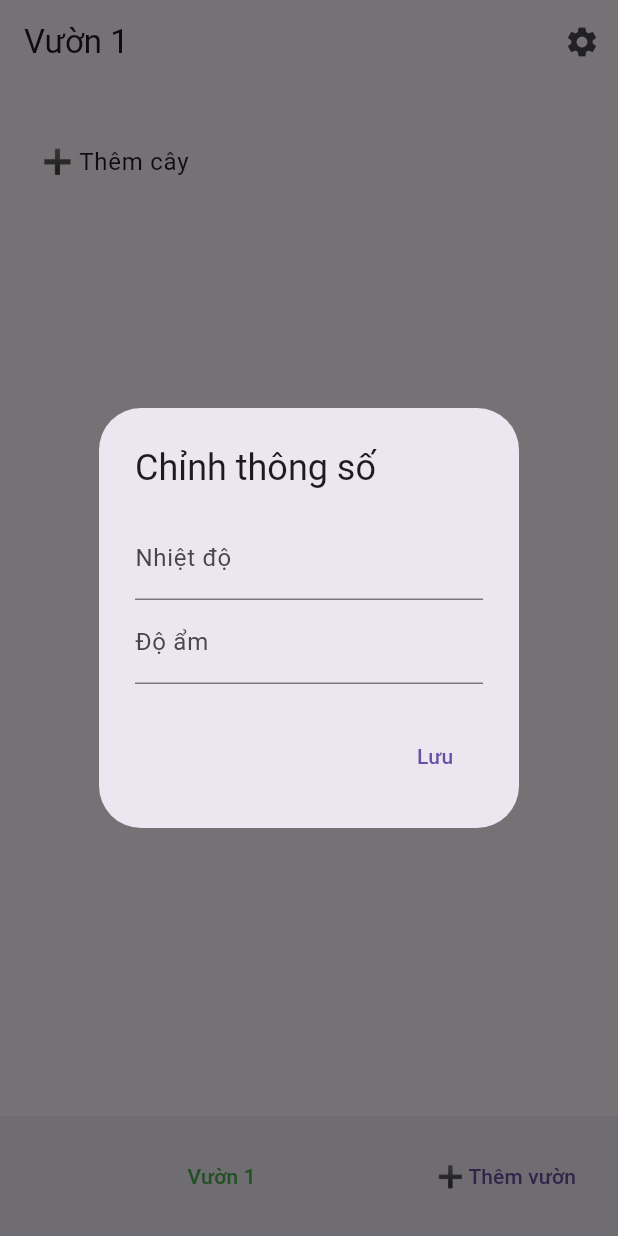
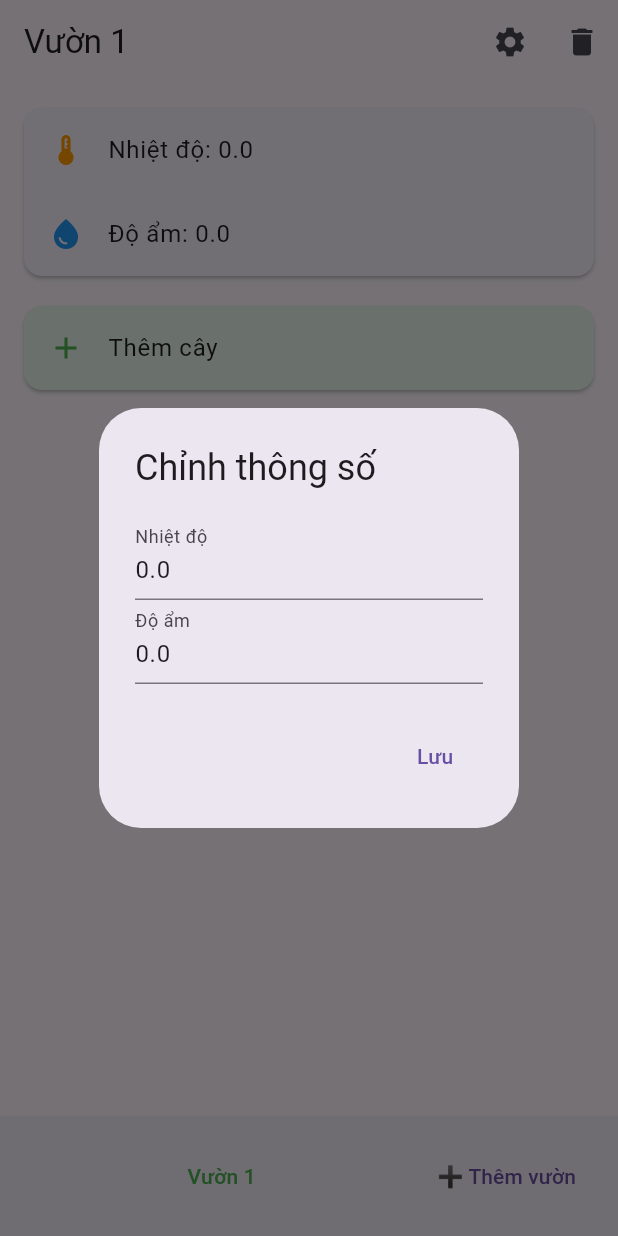
Before and after one commit to TranHaiz/Final-project-flutter, a Flutter app: the screen it shows after launch, after a tap on the "settings" icon, on a phone screen of 412 x 824 dp. Run offline on Flutter 3.47's test engine with Material 3 defaults, Android fonts, the phone set to English and light mode, and no system bars.

Commit message:
update: Enough basic

```diff
--- a/lib/main.dart
+++ b/lib/main.dart
@@ -7,43 +7,28 @@ void main() {
   runApp(const MyApp());
 }
 
-// Dữ liệu cây
+// === Biến toàn cục cho thông số môi trường ===
+double temperature = 0;
+double humidity = 0;
+
 class Plant {
   String name;
   Plant({required this.name});
-
   Map<String, dynamic> toJson() => {"name": name};
-  factory Plant.fromJson(Map<String, dynamic> json) =>
-      Plant(name: json["name"]);
+  factory Plant.fromJson(Map<String, dynamic> json) => Plant(name: json["name"]);
 }
 
-// Dữ liệu vườn
 class Garden {
   String name;
   List<Plant> plants;
-  Map<String, double> envParams; // Ví dụ: nhiệt độ, độ ẩm
-
-  Garden({
-    required this.name,
-    List<Plant>? plants,
-    Map<String, double>? envParams,
-  }) : plants = plants ?? [],
-       envParams = envParams ?? {};
-
+  Garden({required this.name, List<Plant>? plants}) : plants = plants ?? [];
   Map<String, dynamic> toJson() => {
         "name": name,
         "plants": plants.map((p) => p.toJson()).toList(),
-    "envParams": envParams,
       };
-
   factory Garden.fromJson(Map<String, dynamic> json) => Garden(
         name: json["name"],
-    plants:
-        (json["plants"] as List<dynamic>?)
-            ?.map((p) => Plant.fromJson(p))
-            .toList() ??
-        [],
-    envParams: Map<String, double>.from(json["envParams"] ?? {}),
+        plants: (json["plants"] as List<dynamic>?)?.map((p) => Plant.fromJson(p)).toList() ?? [],
       );
 }
 
@@ -68,8 +53,8 @@ class GardenScreen extends StatefulWidget {
 class _GardenScreenState extends State<GardenScreen> {
   List<Garden> gardens = [];
   int selectedGarden = 0;
-
   final List<String> plantTypes = ["Xoài", "Táo", "Sầu riêng"];
+  final int maxGardens = 4;
 
   @override
   void initState() {
@@ -84,9 +69,7 @@ class _GardenScreenState extends State<GardenScreen> {
 
   Future<void> saveGardens() async {
     final file = await localFile;
-    await file.writeAsString(
-      jsonEncode(gardens.map((g) => g.toJson()).toList()),
-    );
+    await file.writeAsString(jsonEncode(gardens.map((g) => g.toJson()).toList()));
   }
 
   Future<void> loadGardens() async {
@@ -97,17 +80,28 @@ class _GardenScreenState extends State<GardenScreen> {
         gardens = (data as List).map((g) => Garden.fromJson(g)).toList();
       });
     } else {
-      setState(() {
-        gardens = [Garden(name: "Vườn 1")];
-      });
+      setState(() => gardens = [Garden(name: "Vườn 1")]);
       saveGardens();
     }
   }
 
   void addGarden() {
+    if (gardens.length >= maxGardens) return; // Giới hạn 4 vườn
     setState(() {
       gardens.add(Garden(name: "Vườn ${gardens.length + 1}"));
       selectedGarden = gardens.length - 1;
+    });
+    saveGardens();
+  }
+
+  void deleteGarden(int index) {
+    setState(() {
+      gardens.removeAt(index);
+      // Cập nhật lại tên vườn để đúng số thứ tự
+      for (int i = 0; i < gardens.length; i++) {
+        gardens[i].name = "Vườn ${i + 1}";
+      }
+      selectedGarden = gardens.isEmpty ? 0 : (index == 0 ? 0 : index - 1);
     });
     saveGardens();
   }
@@ -125,31 +119,28 @@ class _GardenScreenState extends State<GardenScreen> {
       builder: (_) => SimpleDialog(
         title: const Text("Chọn cây"),
         children: plantTypes
-            .map(
-              (p) => SimpleDialogOption(
+            .map((p) => SimpleDialogOption(
                   onPressed: () {
-                  setState(() {
-                    gardens[selectedGarden].plants.add(Plant(name: p));
-                  });
+                    setState(() => gardens[selectedGarden].plants.add(Plant(name: p)));
                     saveGardens();
                     Navigator.pop(context);
                   },
-                child: Text(p),
+                  child: Row(
+                    children: [
+                      const Icon(Icons.local_florist, color: Colors.green),
+                      const SizedBox(width: 8),
+                      Text(p),
+                    ],
                   ),
-            )
+                ))
             .toList(),
       ),
     );
   }
 
   void editEnvParams() {
-    final garden = gardens[selectedGarden];
-    final tempController = TextEditingController(
-      text: garden.envParams["Nhiệt độ"]?.toString() ?? "",
-    );
-    final humidityController = TextEditingController(
-      text: garden.envParams["Độ ẩm"]?.toString() ?? "",
-    );
+    final tempController = TextEditingController(text: temperature.toString());
+    final humidityController = TextEditingController(text: humidity.toString());
 
     showDialog(
       context: context,
@@ -158,26 +149,17 @@ class _GardenScreenState extends State<GardenScreen> {
         content: Column(
           mainAxisSize: MainAxisSize.min,
           children: [
-            TextField(
-              controller: tempController,
-              decoration: const InputDecoration(labelText: "Nhiệt độ"),
-            ),
-            TextField(
-              controller: humidityController,
-              decoration: const InputDecoration(labelText: "Độ ẩm"),
-            ),
+            TextField(controller: tempController, decoration: const InputDecoration(labelText: "Nhiệt độ")),
+            TextField(controller: humidityController, decoration: const InputDecoration(labelText: "Độ ẩm")),
           ],
         ),
         actions: [
           TextButton(
             onPressed: () {
               setState(() {
-                garden.envParams["Nhiệt độ"] =
-                    double.tryParse(tempController.text) ?? 0;
-                garden.envParams["Độ ẩm"] =
-                    double.tryParse(humidityController.text) ?? 0;
+                temperature = double.tryParse(tempController.text) ?? 0;
+                humidity = double.tryParse(humidityController.text) ?? 0;
               });
-              saveGardens();
               Navigator.pop(context);
             },
             child: const Text("Lưu"),
@@ -187,45 +169,70 @@ class _GardenScreenState extends State<GardenScreen> {
     );
   }
 
+  Widget buildPlantCard(Plant plant, int index) {
+    return Card(
+      margin: const EdgeInsets.symmetric(vertical: 4),
+      child: ListTile(
+        leading: const Icon(Icons.local_florist, color: Colors.green),
+        title: Text(plant.name),
+        trailing: IconButton(icon: const Icon(Icons.delete, color: Colors.red), onPressed: () => deletePlant(index)),
+      ),
+    );
+  }
+
   @override
   Widget build(BuildContext context) {
-    if (gardens.isEmpty)
-      return const Scaffold(body: Center(child: CircularProgressIndicator()));
-
+    if (gardens.isEmpty) return const Scaffold(body: Center(child: CircularProgressIndicator()));
     final garden = gardens[selectedGarden];
 
     return Scaffold(
       appBar: AppBar(
         title: Text(garden.name),
         actions: [
+          IconButton(icon: const Icon(Icons.settings), onPressed: editEnvParams),
           IconButton(
-            icon: const Icon(Icons.settings),
-            onPressed: editEnvParams,
+            icon: const Icon(Icons.delete),
+            onPressed: () => deleteGarden(selectedGarden),
           ),
         ],
       ),
-      body: ListView(
+      body: Padding(
         padding: const EdgeInsets.all(12),
+        child: Column(
           children: [
-          // Hiển thị thông số môi trường
-          if (garden.envParams.isNotEmpty)
-            ...garden.envParams.entries.map(
-              (e) => ListTile(title: Text("${e.key}: ${e.value}")),
+            // Thông số môi trường từ biến toàn cục
+            Card(
+              child: Column(
+                children: [
+                  ListTile(
+                    leading: const Icon(Icons.thermostat, color: Colors.orange),
+                    title: Text("Nhiệt độ: $temperature"),
+                  ),
+                  ListTile(
+                    leading: const Icon(Icons.water_drop, color: Colors.blue),
+                    title: Text("Độ ẩm: $humidity"),
+                  ),
+                ],
+              ),
             ),
             const SizedBox(height: 12),
-          // Hiển thị danh sách cây
-          ...garden.plants.map(
-            (p) => ListTile(
-              title: Text(p.name),
-              trailing: IconButton(
-                icon: const Icon(Icons.delete),
-                onPressed: () => deletePlant(garden.plants.indexOf(p)),
+            Expanded(
+              child: ListView(
+                children: [
+                  ...garden.plants.asMap().entries.map((e) => buildPlantCard(e.value, e.key)),
+                  Card(
+                    color: Colors.green[50],
+                    child: ListTile(
+                      leading: const Icon(Icons.add, color: Colors.green),
+                      title: const Text("Thêm cây"),
+                      onTap: addPlant,
                     ),
                   ),
+                ],
               ),
-          // Nút thêm cây
-          ListTile(title: const Text("➕ Thêm cây"), onTap: addPlant),
+            ),
           ],
+        ),
       ),
       bottomNavigationBar: BottomAppBar(
         child: Row(
@@ -236,13 +243,15 @@ class _GardenScreenState extends State<GardenScreen> {
                   onPressed: () => setState(() => selectedGarden = i),
                   child: Text(
                     gardens[i].name,
-                    style: TextStyle(
-                      color: i == selectedGarden ? Colors.green : Colors.black,
+                    style: TextStyle(color: i == selectedGarden ? Colors.green : Colors.black),
                   ),
                 ),
               ),
+            if (gardens.length < maxGardens)
+              TextButton(
+                onPressed: addGarden,
+                child: const Text("➕ Thêm vườn"),
               ),
-            TextButton(onPressed: addGarden, child: const Text("➕ Thêm vườn")),
           ],
         ),
       ),
```
Lines whose indentation alone changed are shown as unchanged.
